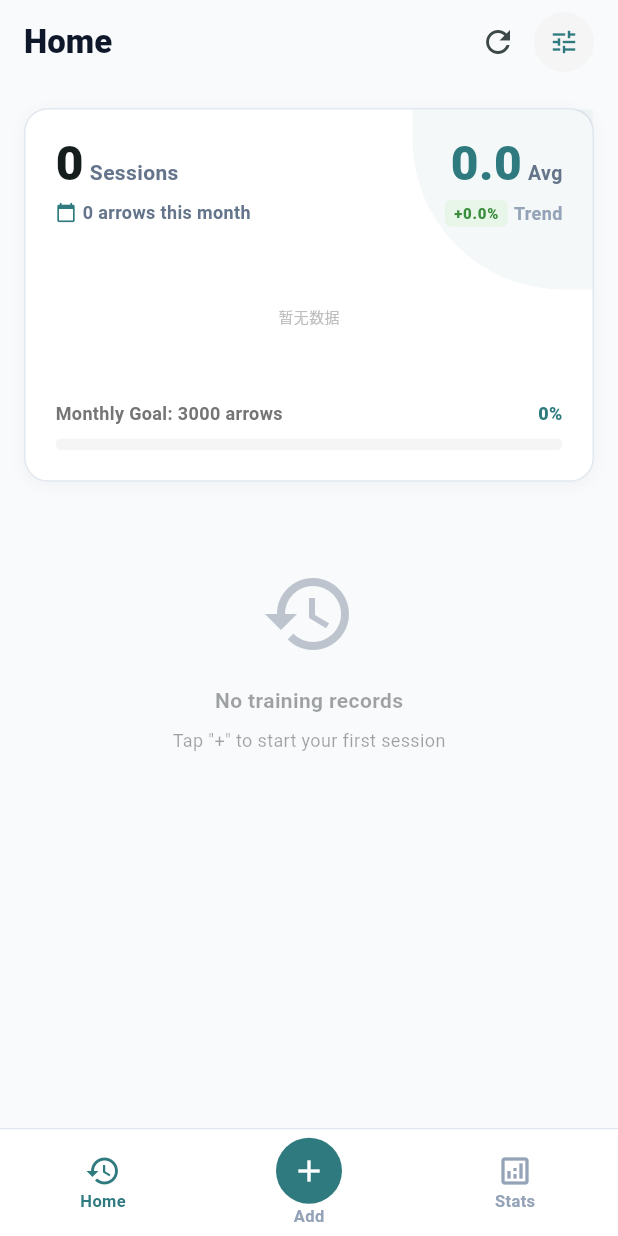
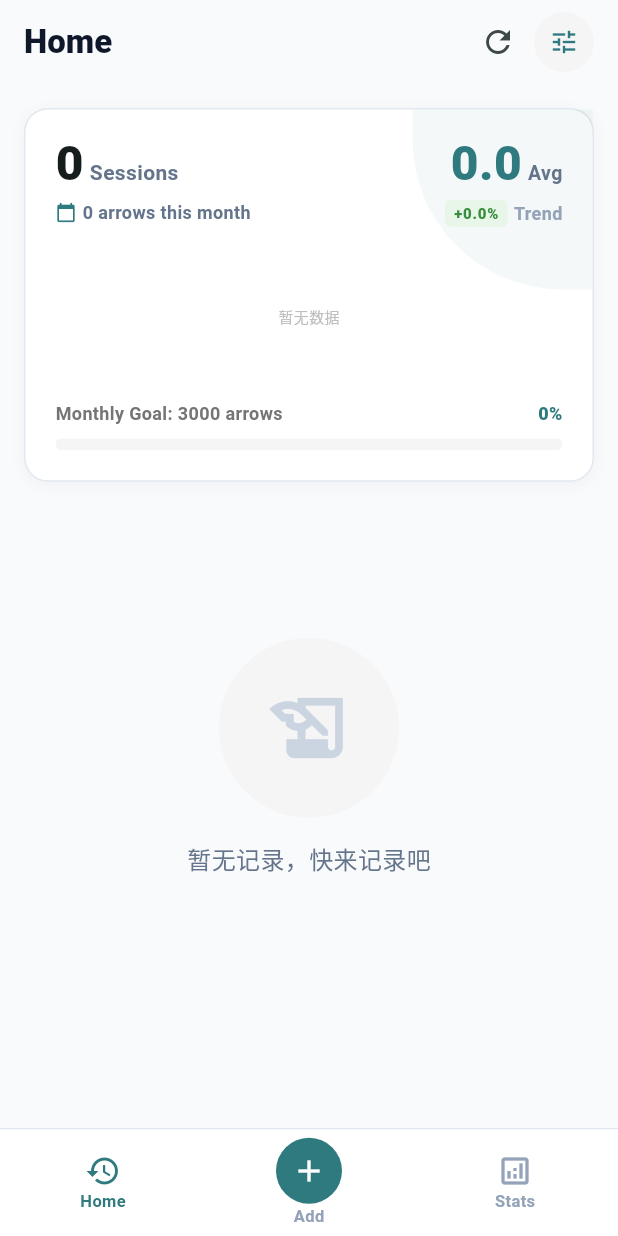
Before and after one commit to BinGess/archerypro, a Flutter app: the first screen one second after launch, on a phone screen of 412 x 824 dp. Run offline on Flutter 3.47's test engine with Material 3 defaults, Android fonts, the phone set to English and light mode, and no system bars; our stand-ins replace connectivity_plus, dio, fl_chart, flutter_dotenv, flutter_riverpod, hive and 2 more; accounts and stored records are empty.

Commit message:
修复一些BUG和其他问题

```diff
--- a/lib/screens/dashboard_screen.dart
+++ b/lib/screens/dashboard_screen.dart
@@ -102,15 +102,29 @@ class DashboardScreen extends ConsumerWidget {
 
                         const SizedBox(height: 32),
                         if (sessionState.sessions.isEmpty)
-                          Opacity(
-                            opacity: 0.4,
+                          Container(
+                            padding: const EdgeInsets.symmetric(vertical: 48),
+                            alignment: Alignment.center,
                             child: Column(
                               children: [
-                                const Icon(Icons.history, size: 64, color: AppColors.textSlate500),
+                                Container(
+                                  width: 120,
+                                  height: 120,
+                                  decoration: BoxDecoration(
+                                    color: Colors.grey.shade100,
+                                    shape: BoxShape.circle,
+                                  ),
+                                  child: const Icon(Icons.history_edu, size: 60, color: AppColors.textSlate300),
+                                ),
                                 const SizedBox(height: 16),
-                                Text(l10n.noRecords, style: const TextStyle(fontWeight: FontWeight.w600)),
-                                const SizedBox(height: 8),
-                                Text(l10n.clickToAdd, style: const TextStyle(fontSize: 12)),
+                                const Text(
+                                  '暂无记录，快来记录吧',
+                                  style: TextStyle(
+                                    fontSize: 16,
+                                    fontWeight: FontWeight.w500,
+                                    color: AppColors.textSlate500,
+                                  ),
+                                ),
                               ],
                             ),
                           )
--- a/lib/screens/details_screen.dart
+++ b/lib/screens/details_screen.dart
@@ -154,7 +154,7 @@ class DetailsScreen extends ConsumerWidget {
                           child: _endItem(
                             end.endNumber.toString().padLeft(2, '0'),
                             end.totalScore.toString(),
-                            List<int>.from(end.arrows.map((a) => a.pointValue)),
+                            end.arrows,
                           ),
                         )),
                   ],
```
Also changed, not shown: 2 other files.
